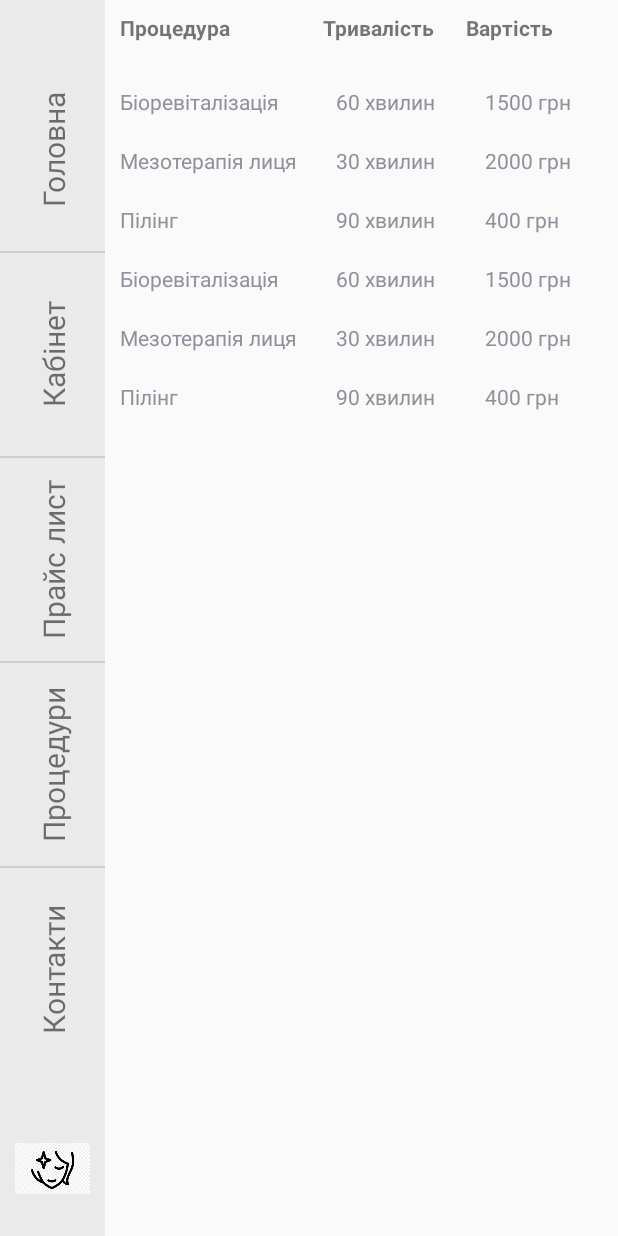
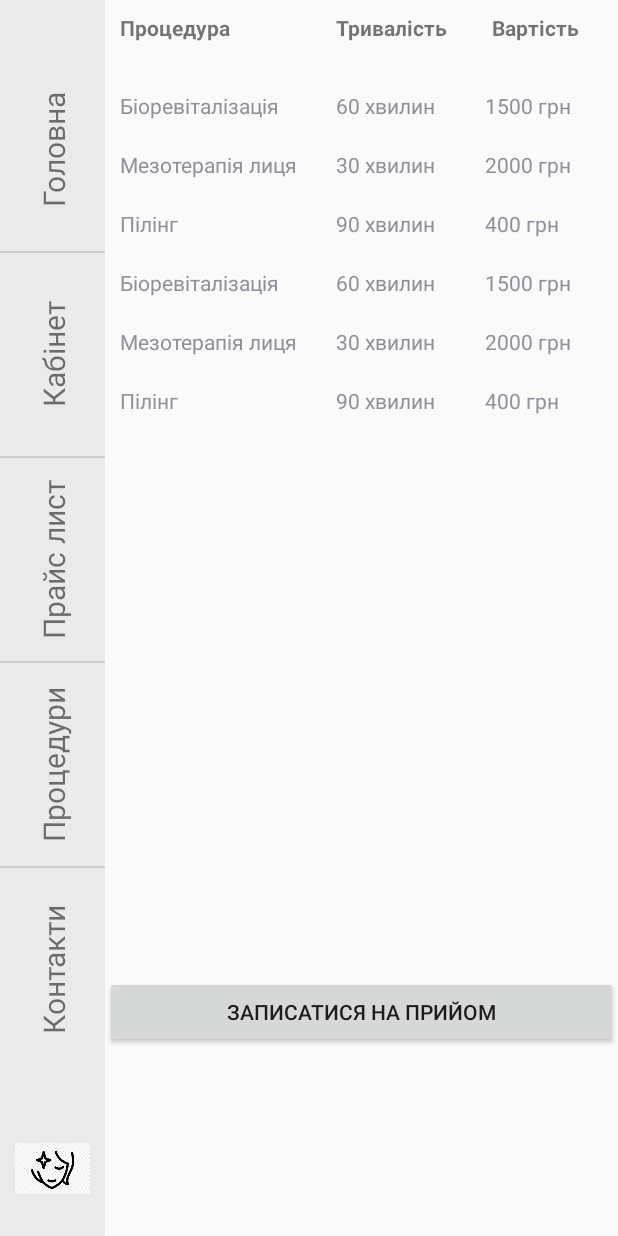
Before and after one commit to daleondeveloper/CosmetologyBeaty, an Android app: the screen it shows after launch (PriceList), after a tap on "Прайс лист", on a phone screen of 412 x 824 dp. Run offline under Robolectric (Android 15) with nearby library versions, the phone set to English and light mode, and no system bars; our stand-ins replace Room's generated code, RxJava.

Commit message:
-Переіменовано xml елементи -Додано кнопку у element_card_view_procedures.xml без функціоналу

```diff
--- a/app/src/main/java/com/daleondeveloper/cosmetogybeaty/MainMenuFragment.java
+++ b/app/src/main/java/com/daleondeveloper/cosmetogybeaty/MainMenuFragment.java
@@ -41,7 +41,7 @@ public class MainMenuFragment extends Fragment {
         View view = inflater.inflate(R.layout.fragment_main_menu,container,false);
         ListView listView = view.findViewById(R.id.main_menu_list);
         ArrayAdapter<String> adapter = new ArrayAdapter<String>(activityContext,
-                R.layout.list_item,menuNames);
+                R.layout.element_list_view_main_menu,menuNames);
         listView.setAdapter(adapter);
         listView.setOnItemClickListener(new AdapterView.OnItemClickListener() {
             @Override
--- a/app/src/main/java/com/daleondeveloper/cosmetogybeaty/adapter/PriceTableAdapter.java
+++ b/app/src/main/java/com/daleondeveloper/cosmetogybeaty/adapter/PriceTableAdapter.java
@@ -29,7 +29,7 @@ public class PriceTableAdapter extends RecyclerView.Adapter<PriceTableAdapter.Pr
     @NonNull
     @Override
     public ProcedureViewHolder onCreateViewHolder(@NonNull ViewGroup parent, int viewType) {
-        View courseItem = LayoutInflater.from(context).inflate(R.layout.cost_table_line,parent,false);
+        View courseItem = LayoutInflater.from(context).inflate(R.layout.element_cost_table_line,parent,false);
         return  new ProcedureViewHolder(courseItem);
     }
 
--- a/app/src/main/java/com/daleondeveloper/cosmetogybeaty/adapter/ProcedureAdapter.java
+++ b/app/src/main/java/com/daleondeveloper/cosmetogybeaty/adapter/ProcedureAdapter.java
@@ -31,7 +31,7 @@ public class ProcedureAdapter extends RecyclerView.Adapter<ProcedureAdapter.Proc
     @NonNull
     @Override
     public ProcedureViewHolder onCreateViewHolder(@NonNull ViewGroup parent, int viewType) {
-        View courseItem = LayoutInflater.from(context).inflate(R.layout.course_item,parent,false);
+        View courseItem = LayoutInflater.from(context).inflate(R.layout.element_card_view_procedures,parent,false);
         return  new ProcedureViewHolder(courseItem);
     }
 
--- a/app/src/main/res/layout/activity_price_list.xml
+++ b/app/src/main/res/layout/activity_price_list.xml
@@ -13,10 +13,15 @@
 
     </androidx.fragment.app.FragmentContainerView>
 
-    <androidx.constraintlayout.widget.ConstraintLayout
-        android:layout_width="match_parent"
+    <LinearLayout
+        android:layout_width="wrap_content"
         android:layout_height="match_parent"
         android:orientation="vertical">
+
+        <LinearLayout
+            android:layout_width="match_parent"
+            android:layout_height="wrap_content"
+            android:orientation="horizontal">
 
             <TextView
                 android:id="@+id/procedure_name_price_table"
@@ -26,9 +31,7 @@
                 android:layout_marginVertical="10dp"
                 android:layout_weight="1"
                 android:text="Процедура"
-            app:fontFamily="@font/montserrat_bold"
-            app:layout_constraintStart_toStartOf="parent"
-            app:layout_constraintTop_toTopOf="parent" />
+                app:fontFamily="@font/montserrat_bold" />
 
             <TextView
                 android:id="@+id/procedure_duration_price_table"
@@ -38,9 +41,7 @@
                 android:layout_marginVertical="10dp"
                 android:layout_weight="1"
                 android:text="Тривалість"
-            app:fontFamily="@font/montserrat_bold"
-            app:layout_constraintStart_toEndOf="@+id/procedure_name_price_table"
-            app:layout_constraintTop_toTopOf="parent" />
+                app:fontFamily="@font/montserrat_bold" />
 
             <TextView
                 android:id="@+id/procedure_cost_price_table"
@@ -50,20 +51,20 @@
                 android:layout_marginVertical="10dp"
                 android:layout_weight="1"
                 android:text="Вартість"
-            app:fontFamily="@font/montserrat_bold"
-            app:layout_constraintStart_toEndOf="@+id/procedure_duration_price_table"
-            app:layout_constraintTop_toTopOf="parent" />
+                app:fontFamily="@font/montserrat_bold" />
+        </LinearLayout>
 
         <androidx.recyclerview.widget.RecyclerView
             android:id="@+id/price_list_view"
             android:layout_width="match_parent"
-            android:layout_height="match_parent"
-            android:layout_marginTop="48dp"
-            app:layout_constraintEnd_toEndOf="parent"
-            app:layout_constraintHorizontal_bias="0.0"
-            app:layout_constraintStart_toStartOf="parent"
-            app:layout_constraintTop_toBottomOf="@+id/procedure_name_price_table" />
+            android:layout_height="600dp"
+            android:layout_marginTop="10dp" />
 
-    </androidx.constraintlayout.widget.ConstraintLayout>
+        <Button
+            android:id="@+id/button4"
+            android:layout_width="match_parent"
+            android:layout_height="wrap_content"
+            android:text="@string/make_appointment" />
+    </LinearLayout>
 
 </LinearLayout>
--- a/app/src/main/res/values/strings.xml
+++ b/app/src/main/res/values/strings.xml
@@ -6,6 +6,7 @@
     <string name="choose_procedure">Підбір процедури</string>
     <string name="procedures">Процедури</string>
     <string name="contacts">Контакти</string>
+    <string name="make_appointment">Записатися на прийом</string>
     <!-- TODO: Remove or change this placeholder text -->
     <string name="hello_blank_fragment">Hello blank fragment</string>
 </resources>
```
Also changed, not shown: app/src/main/java/com/daleondeveloper/cosmetogybeaty/ProcedureFragment.java (deleted, +0 -35 lines), app/src/main/res/layout/activity_procedure.xml (+19 -3 lines), app/src/main/res/layout/element_card_view_procedures.xml (renamed from app/src/main/res/layout/course_item.xml, +7 -0 lines), app/src/main/res/layout/fragment_procedure.xml (deleted, +0 -24 lines), app/src/main/res/layout/procedure_card.xml (deleted, +0 -53 lines), app/src/main/res/layout/element_cost_table_line.xml (renamed from app/src/main/res/layout/cost_table_line.xml), app/src/main/res/layout/element_list_view_main_menu.xml (renamed from app/src/main/res/layout/list_item.xml). Lines whose indentation alone changed are shown as unchanged.
